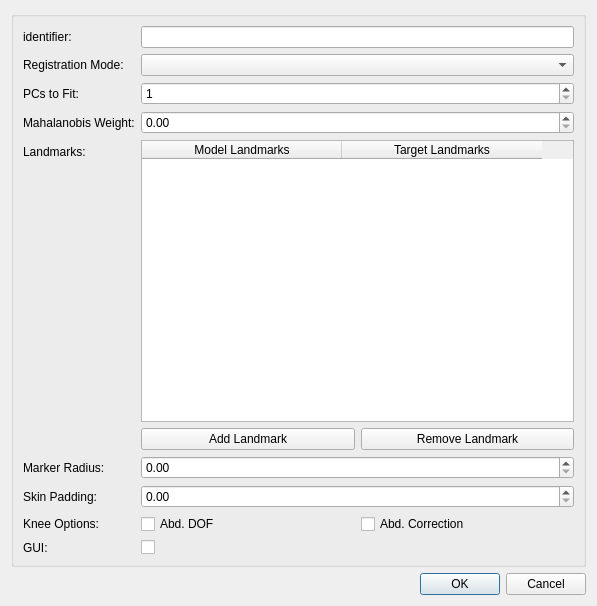
First picture: the form in mapclientplugins/fieldworklowerlimb2sidegenerationstep/qt/configuredialog.ui, repository mapclient-plugins/fieldworklowerlimb2sidegenerationstep, before the edit.
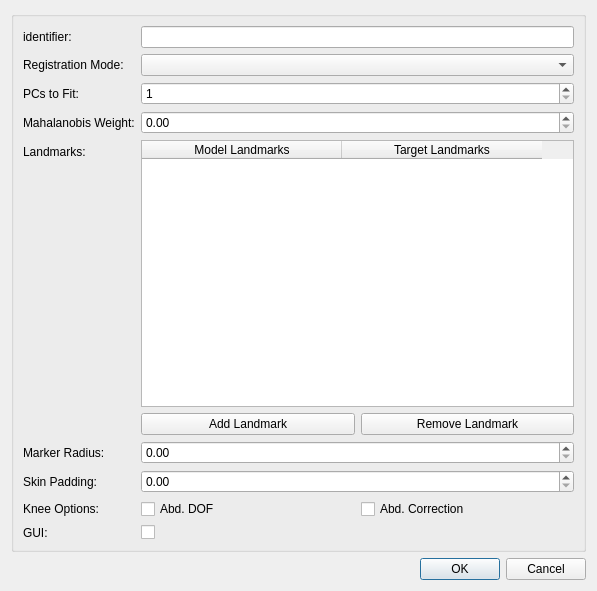
Second picture: the form after the edit.

```diff
--- a/mapclientplugins/fieldworklowerlimb2sidegenerationstep/qt/configuredialog.ui
+++ b/mapclientplugins/fieldworklowerlimb2sidegenerationstep/qt/configuredialog.ui
@@ -7,7 +7,7 @@
     <x>0</x>
     <y>0</y>
     <width>597</width>
-    <height>606</height>
+    <height>591</height>
    </rect>
   </property>
   <property name="windowTitle">
@@ -16,6 +16,12 @@
   <layout class="QGridLayout" name="gridLayout">
    <item row="0" column="0">
     <widget class="QGroupBox" name="configGroupBox">
+     <property name="sizePolicy">
+      <sizepolicy hsizetype="Preferred" vsizetype="Preferred">
+       <horstretch>0</horstretch>
+       <verstretch>0</verstretch>
+      </sizepolicy>
+     </property>
      <property name="title">
       <string/>
      </property>
@@ -85,6 +91,18 @@
        <layout class="QVBoxLayout" name="verticalLayout">
         <item>
          <widget class="QTableWidget" name="tableWidgetLandmarks">
+          <property name="sizePolicy">
+           <sizepolicy hsizetype="Expanding" vsizetype="Expanding">
+            <horstretch>0</horstretch>
+            <verstretch>0</verstretch>
+           </sizepolicy>
+          </property>
+          <property name="maximumSize">
+           <size>
+            <width>16777215</width>
+            <height>16777215</height>
+           </size>
+          </property>
           <attribute name="horizontalHeaderDefaultSectionSize">
            <number>200</number>
           </attribute>
```
